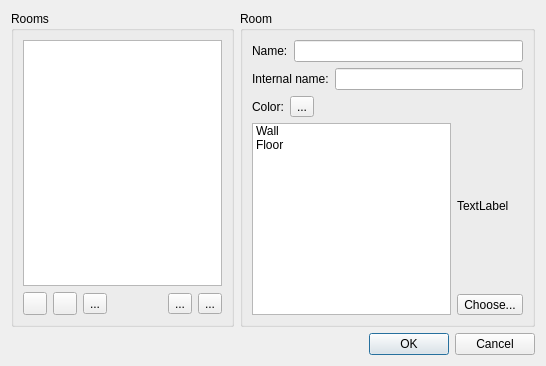
First picture: the form in src/tiled/BuildingEditor/roomsdialog.ui, repository timbaker/tiled, before the edit.
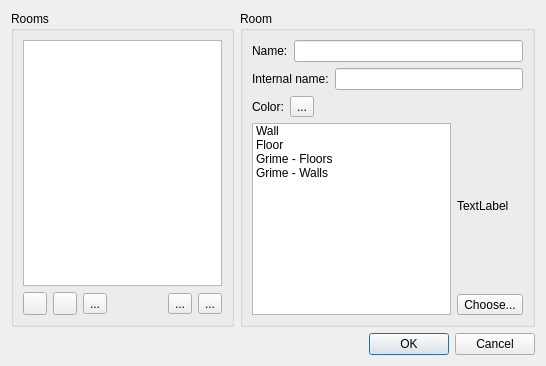
Second picture: the form after the edit. Icons and pictures are not drawn. Custom widgets are drawn as their Qt base class.

Commit message:
Added floor/wall grime tiles to building rooms.
New tile categories "Grime - Floors" and "Grime - Walls" were added.
Each room can be assigned a tile from the new grime categories.

For walls, the correct tile for walls/windows/doors is placed in the
WallGrime layer.

For floors, grime is placed at the base of west walls in the FloorGrime
layer and at the base of north walls in the FloorGrime2 layer.  (Two
layers are needed because there is no proper north-west-corner floor grime
tile.) No floor grime is place in front of doors or on east/south walls.

What changed in the file:
```diff
--- a/src/tiled/BuildingEditor/roomsdialog.ui
+++ b/src/tiled/BuildingEditor/roomsdialog.ui
@@ -213,6 +213,16 @@
               <string>Floor</string>
              </property>
             </item>
+            <item>
+             <property name="text">
+              <string>Grime - Floors</string>
+             </property>
+            </item>
+            <item>
+             <property name="text">
+              <string>Grime - Walls</string>
+             </property>
+            </item>
            </widget>
           </item>
           <item>
```
The commit also changes 23 other files.
